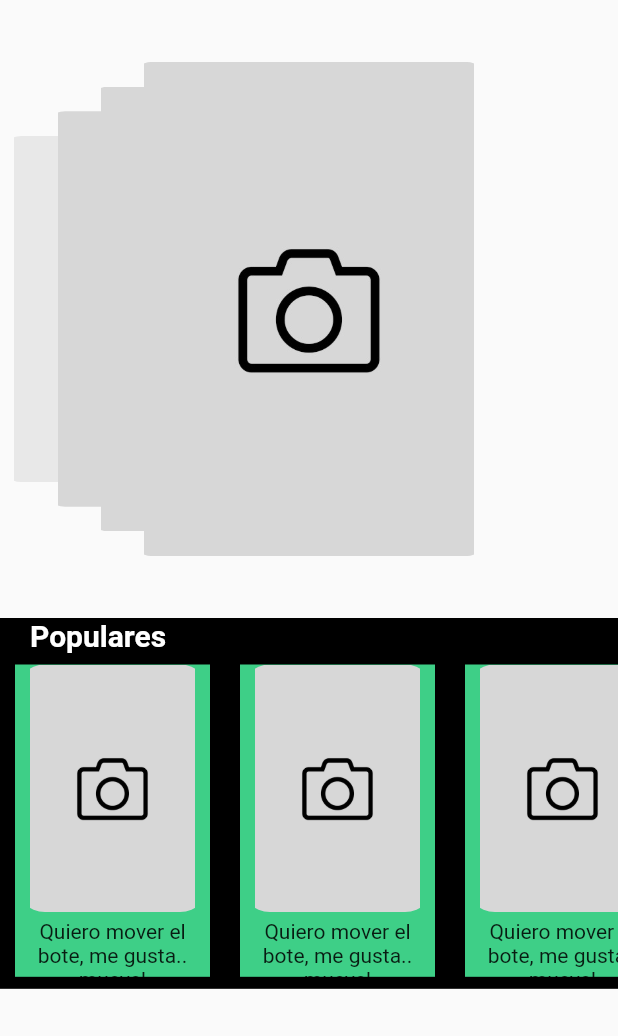
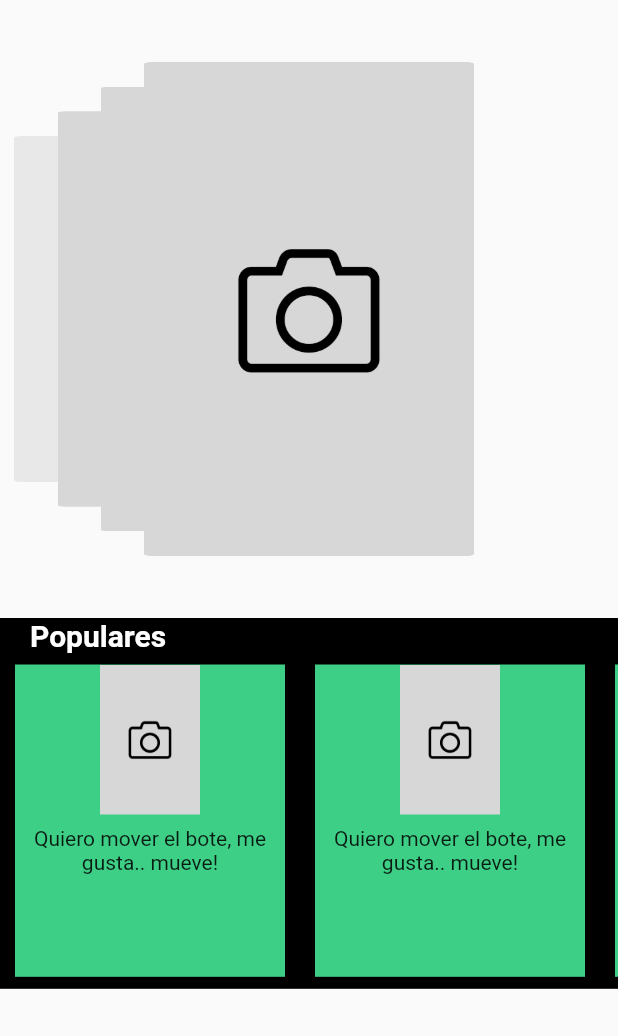
Before and after one commit to L18540431/peliculon, a Flutter app: the screen it shows after launch, on a phone screen of 412 x 824 dp, the part 84-1120 px from its top. Run offline on Flutter 3.47's test engine with Material 2 defaults, Android fonts, the light colour scheme and no system bars; drawn by our look-alikes of card_swiper.

```diff
--- a/lib/screens/home_screen.dart
+++ b/lib/screens/home_screen.dart
@@ -15,6 +15,7 @@ class HomeScreen extends StatelessWidget {
           )
         ],
         title: const Center(child: const Text ('peliculones en cine')),
+
       ),
       body: Column(children: [CardSwipper(),MovieSlider(),],),
     );
--- a/lib/widgets/movie_slider.dart
+++ b/lib/widgets/movie_slider.dart
@@ -41,8 +41,8 @@ class _MoviePoster extends StatelessWidget {
   @override
   Widget build(BuildContext context) {
     return Container(
-      width: 130,
-      height: 210,
+      width: 180,
+      height: 250,
       color: Color.fromARGB(255, 62, 207, 135),
       margin: EdgeInsets.symmetric(horizontal: 10, vertical: 8),
       child: Column(
@@ -54,12 +54,12 @@ class _MoviePoster extends StatelessWidget {
               child: const FadeInImage(
                 placeholder: AssetImage('assets/foto.jpeg'),
                 image: AssetImage('assets/foto.jpeg'),
-                width: 130,
-                height: 165,
+                width: 180,
+                height: 100,
               ),
             ),
           ),
-          const SizedBox(height: 5,),
+          const SizedBox(height: 8,),
           const Text('Quiero mover el bote, me gusta.. mueve! ',
           maxLines: 3,
           overflow: TextOverflow.ellipsis,
```
Also changed, not shown: lib/screens/details_screen.dart (+95 -3 lines).
